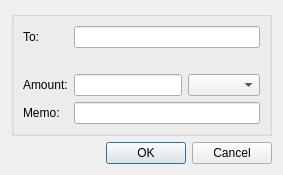
Qt form src/ui/blockchainsend.ui (Open-Transactions/metier) before a commit.
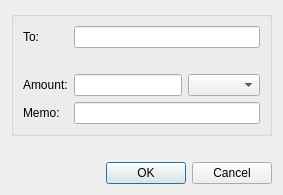
The same form after that commit.

```diff
--- a/src/ui/blockchainsend.ui
+++ b/src/ui/blockchainsend.ui
@@ -67,6 +67,13 @@
      </layout>
     </widget>
    </item>
+   <item>
+    <widget class="QLabel" name="result">
+     <property name="text">
+      <string/>
+     </property>
+    </widget>
+   </item>
    <item>
     <widget class="QDialogButtonBox" name="buttons">
      <property name="standardButtons">
```
Left out of the diff: 2 changed lines with no effect on the pictures.
